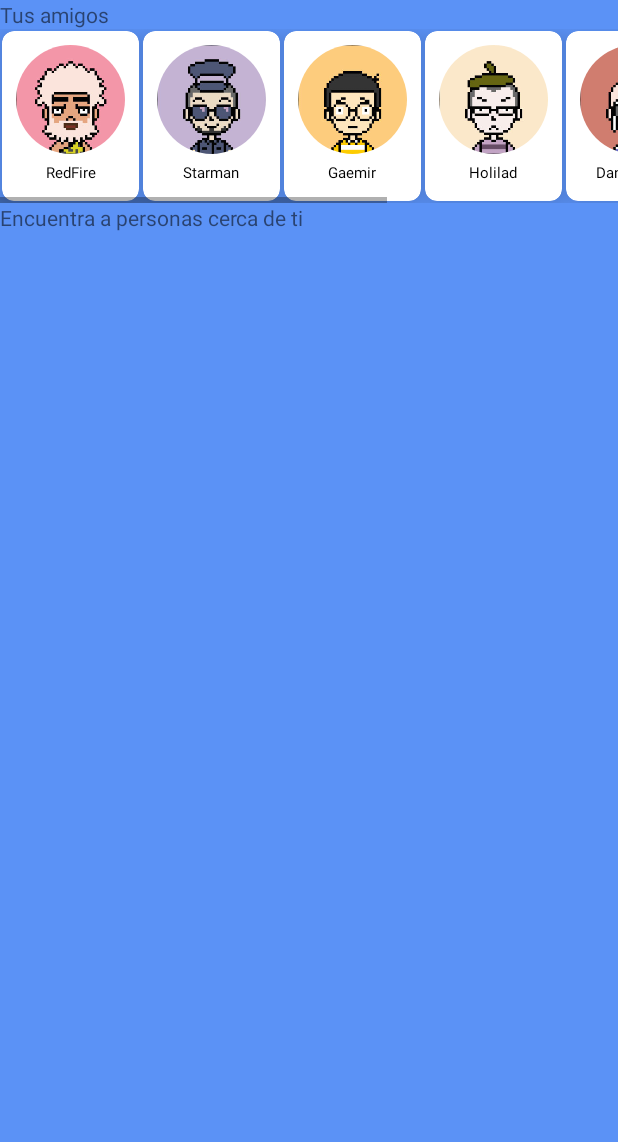
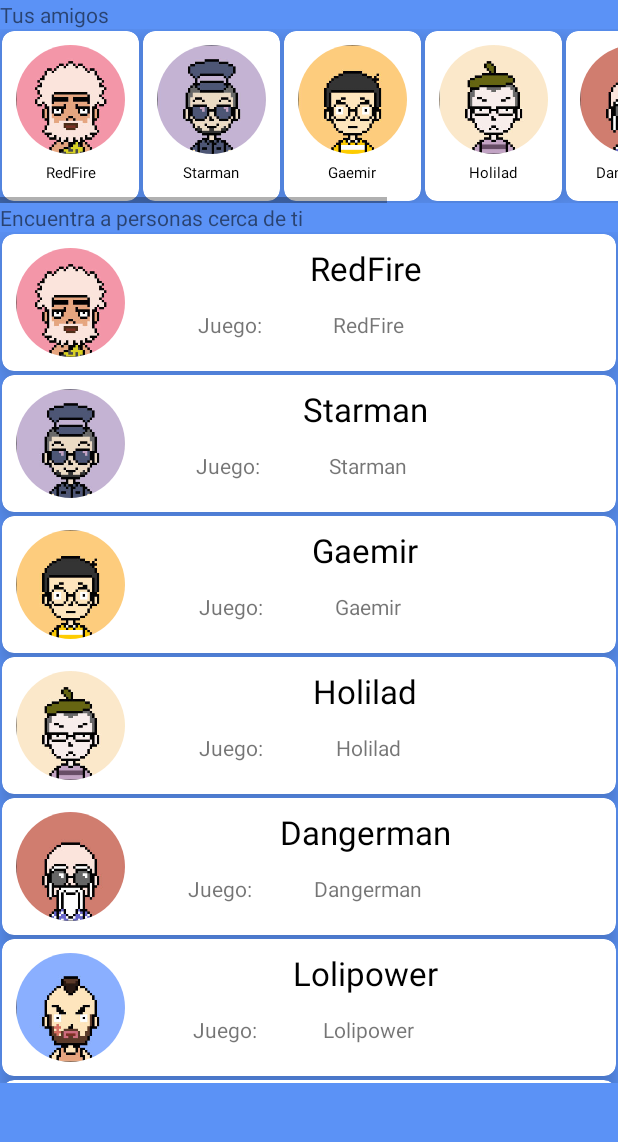
Before and after one commit to EscalaDigital/speakplay, an Android app: the MainUser screen opened directly, with no data from a screen before it, on a phone screen of 412 x 824 dp, the part 84-1226 px from its top. Run offline under Robolectric (Android 15) with nearby library versions, the phone set to English and light mode, and no system bars; our stand-ins replace CircleImageView; network calls fail.

Commit message:
estilo menu emergente

```diff
--- a/app/src/main/java/com/gaemir/speakplay/Adapter.java
+++ /dev/null
@@ -1,87 +0,0 @@
-package com.gaemir.speakplay;
-
-import androidx.recyclerview.widget.RecyclerView;
-
-import android.graphics.drawable.Drawable;
-import android.view.View;
-import android.view.ViewGroup;
-import android.widget.TextView;
-import android.view.LayoutInflater;
-import java.util.List;
-
-import de.hdodenhof.circleimageview.CircleImageView;
-
-// The adapter class which
-// extends RecyclerView Adapter
-public class Adapter extends RecyclerView.Adapter<Adapter.MyView> {
-
-    // List with String type
-    private List<String> list;
-    private List<Drawable> imagen;
-
-    // View Holder class which
-    // extends RecyclerView.ViewHolder
-    public class MyView extends RecyclerView.ViewHolder {
-
-        // Text View
-
-        TextView textView;
-        CircleImageView imagenAmigo;
-
-
-        // parameterised constructor for View Holder class
-        // which takes the view as a parameter
-        public MyView(View view)
-        {
-            super(view);
-
-            // initialise TextView with id
-            textView = (TextView) view.findViewById(R.id.textviewnombre);
-            imagenAmigo = (CircleImageView) view.findViewById(R.id.imagenAmigo);
-        }
-    }
-
-    // Constructor for adapter class
-    // which takes a list of String type
-    public Adapter(List<String> horizontalList, List<Drawable> imagen)
-    {
-        this.list = horizontalList;
-        this.imagen = imagen;
-    }
-
-    // Override onCreateViewHolder which deals
-    // with the inflation of the card layout
-    // as an item for the RecyclerView.
-    @Override
-    public MyView onCreateViewHolder(ViewGroup parent, int viewType)
-    {
-
-        // Inflate item.xml using LayoutInflator
-        View itemView = LayoutInflater.from(parent.getContext()).inflate(R.layout.item,parent,false);
-
-        // return itemView
-        return new MyView(itemView);
-    }
-
-    // Override onBindViewHolder which deals
-    // with the setting of different data
-    // and methods related to clicks on
-    // particular items of the RecyclerView.
-    @Override
-    public void onBindViewHolder(final MyView holder,final int position)
-    {
-
-        // Set the text of each item of
-        // Recycler view with the list items
-        holder.textView.setText(list.get(position));
-        holder.imagenAmigo.setImageDrawable(imagen.get(position));
-    }
-
-    // Override getItemCount which Returns
-    // the length of the RecyclerView.
-    @Override
-    public int getItemCount()
-    {
-        return list.size();
-    }
-}
--- /dev/null
+++ b/app/src/main/java/com/gaemir/speakplay/AdapterAmigos.java
@@ -0,0 +1,87 @@
+package com.gaemir.speakplay;
+
+import androidx.recyclerview.widget.RecyclerView;
+
+import android.graphics.drawable.Drawable;
+import android.view.View;
+import android.view.ViewGroup;
+import android.widget.TextView;
+import android.view.LayoutInflater;
+import java.util.List;
+
+import de.hdodenhof.circleimageview.CircleImageView;
+
+// The adapter class which
+// extends RecyclerView Adapter
+public class AdapterAmigos extends RecyclerView.Adapter<AdapterAmigos.MyView> {
+
+    // List with String type
+    private List<String> list;
+    private List<Drawable> imagen;
+
+    // View Holder class which
+    // extends RecyclerView.ViewHolder
+    public class MyView extends RecyclerView.ViewHolder {
+
+        // Text View
+
+        TextView textView;
+        CircleImageView imagenAmigo;
+
+
+        // parameterised constructor for View Holder class
+        // which takes the view as a parameter
+        public MyView(View view)
+        {
+            super(view);
+
+            // initialise TextView with id
+            textView = (TextView) view.findViewById(R.id.textviewnombre);
+            imagenAmigo = (CircleImageView) view.findViewById(R.id.imagenAmigo);
+        }
+    }
+
+    // Constructor for adapter class
+    // which takes a list of String type
+    public AdapterAmigos(List<String> horizontalList, List<Drawable> imagen)
+    {
+        this.list = horizontalList;
+        this.imagen = imagen;
+    }
+
+    // Override onCreateViewHolder which deals
+    // with the inflation of the card layout
+    // as an item for the RecyclerView.
+    @Override
+    public MyView onCreateViewHolder(ViewGroup parent, int viewType)
+    {
+
+        // Inflate item.xml using LayoutInflator
+        View itemView = LayoutInflater.from(parent.getContext()).inflate(R.layout.item,parent,false);
+
+        // return itemView
+        return new MyView(itemView);
+    }
+
+    // Override onBindViewHolder which deals
+    // with the setting of different data
+    // and methods related to clicks on
+    // particular items of the RecyclerView.
+    @Override
+    public void onBindViewHolder(final MyView holder,final int position)
+    {
+
+        // Set the text of each item of
+        // Recycler view with the list items
+        holder.textView.setText(list.get(position));
+        holder.imagenAmigo.setImageDrawable(imagen.get(position));
+    }
+
+    // Override getItemCount which Returns
+    // the length of the RecyclerView.
+    @Override
+    public int getItemCount()
+    {
+        return list.size();
+    }
+}
--- /dev/null
+++ b/app/src/main/java/com/gaemir/speakplay/AdapterVecinos.java
@@ -0,0 +1,93 @@
+package com.gaemir.speakplay;
+
+import android.graphics.drawable.Drawable;
+import android.view.LayoutInflater;
+import android.view.View;
+import android.view.ViewGroup;
+import android.widget.TextView;
+
+import androidx.recyclerview.widget.RecyclerView;
+
+import java.util.List;
+
+import de.hdodenhof.circleimageview.CircleImageView;
+
+// The adapter class which
+// extends RecyclerView Adapter
+public class AdapterVecinos extends RecyclerView.Adapter<AdapterVecinos.MyView> {
+
+    // List with String type
+    private List<String> nombre;
+    private List<Drawable> imagen;
+    private List<String> juego;
+
+    // View Holder class which
+    // extends RecyclerView.ViewHolder
+    public class MyView extends RecyclerView.ViewHolder {
+
+        // Text View
+
+        TextView textView, juego;
+        CircleImageView imagenAmigo;
+
+
+        // parameterised constructor for View Holder class
+        // which takes the view as a parameter
+        public MyView(View view)
+        {
+            super(view);
+
+            // initialise TextView with id
+            textView = (TextView) view.findViewById(R.id.textnombre);
+            juego = (TextView) view.findViewById(R.id.textViewJuego);
+            imagenAmigo = (CircleImageView) view.findViewById(R.id.imagenVecino);
+        }
+    }
+
+    // Constructor for adapter class
+    // which takes a list of String type
+    public AdapterVecinos(List<String> horizontalList, List<Drawable> imagen, List<String> juego)
+    {
+        this.nombre = horizontalList;
+        this.imagen = imagen;
+        this.juego = juego;
+    }
+
+    // Override onCreateViewHolder which deals
+    // with the inflation of the card layout
+    // as an item for the RecyclerView.
+    @Override
+    public MyView onCreateViewHolder(ViewGroup parent, int viewType)
+    {
+
+        // Inflate item.xml using LayoutInflator
+        View cercanosView = LayoutInflater.from(parent.getContext()).inflate(R.layout.cercanos_view,parent,false);
+
+        // return cercanosView
+        return new MyView(cercanosView);
+    }
+
+    // Override onBindViewHolder which deals
+    // with the setting of different data
+    // and methods related to clicks on
+    // particular items of the RecyclerView.
+    @Override
+    public void onBindViewHolder(final MyView holder,final int position)
+    {
+
+        // Set the text of each item of
+        // Recycler view with the list items
+        holder.textView.setText(nombre.get(position));
+        holder.juego.setText(juego.get(position));
+        holder.imagenAmigo.setImageDrawable(imagen.get(position));
+
+    }
+
+    // Override getItemCount which Returns
+    // the length of the RecyclerView.
+    @Override
+    public int getItemCount()
+    {
+        return nombre.size();
+    }
+}
--- a/app/src/main/java/com/gaemir/speakplay/MainUser.java
+++ b/app/src/main/java/com/gaemir/speakplay/MainUser.java
@@ -1,23 +1,15 @@
 package com.gaemir.speakplay;
 
 
-import android.content.DialogInterface;
 import android.content.Intent;
-import android.content.res.Resources;
-import android.graphics.Bitmap;
-import android.graphics.drawable.BitmapDrawable;
 import android.graphics.drawable.Drawable;
 import android.os.Bundle;
 
-import androidx.appcompat.app.AlertDialog;
 import androidx.appcompat.widget.Toolbar;
 import androidx.recyclerview.widget.LinearLayoutManager;
 import androidx.recyclerview.widget.RecyclerView;
 
-import android.util.TypedValue;
 import android.view.Menu;
-
-import android.view.MenuInflater;
 import android.view.MenuItem;
 import android.view.View;
 
@@ -37,8 +29,23 @@ public class MainUser extends AppCompatActivity {
     ArrayList<String> source;
     ArrayList<Drawable> imagenesAmigos;
     RecyclerView.LayoutManager RecyclerViewLayoutManager;
-    Adapter adapter;
+    AdapterAmigos adapter;
     LinearLayoutManager HorizontalLayout;
+
+
+
+    //Elementos para el recyclerview vertical
+    RecyclerView recyclerViewVertical;
+    ArrayList<String> nombreVertical, juegosVecinos;
+    ArrayList<Drawable> imagenesVecinos;
+    RecyclerView.LayoutManager RecyclerViewLayoutManagerVertical;
+    AdapterVecinos adapterVecinos;
+    LinearLayoutManager verticalLayout;
+
+
+
+
+
     View ChildView;
     int RecyclerViewItemPosition;
 
@@ -60,6 +67,11 @@ public class MainUser extends AppCompatActivity {
         Drawable drawable2 = getResources().getDrawable(R.drawable.a1);
         logoPerfil.setImageDrawable(drawable2);
         toolbar.inflateMenu(R.menu.menu);
+
+
+
+
+
 
         this.logoPerfil.setOnClickListener(new View.OnClickListener() {
             @Override
@@ -91,16 +103,20 @@ public class MainUser extends AppCompatActivity {
         });
 
 
-        //Reciclerview Horizontal
+
+        // Añadir elementos al arraylist
+        AddItemsToRecyclerViewArrayList();
+
+        //Reciclerview Horizontal//
+        //////////////////////////
         recyclerViewHorizontal = (RecyclerView) findViewById(R.id.recyclerview_horizontal);
         RecyclerViewLayoutManager = new LinearLayoutManager(getApplicationContext());
         recyclerViewHorizontal.setLayoutManager(RecyclerViewLayoutManager);
 
-        // Añadir elementos al arraylist
-        AddItemsToRecyclerViewArrayList();
+
 
         // añadir elementos al adaptador
-        adapter = new Adapter(source, imagenesAmigos);
+        adapter = new AdapterAmigos(source, imagenesAmigos);
 
         //cargar el layout de forma horizontal
 
@@ -109,6 +125,24 @@ public class MainUser extends AppCompatActivity {
 
         // añador elementos del adapter
         recyclerViewHorizontal.setAdapter(adapter);
+
+
+        //Reciclerview vertical//
+        //////////////////////////
+        recyclerViewVertical = (RecyclerView) findViewById(R.id.recyclerview_vertical);
+        RecyclerViewLayoutManagerVertical = new LinearLayoutManager(getApplicationContext());
+        recyclerViewVertical.setLayoutManager(RecyclerViewLayoutManagerVertical);
+
+        // añadir elementos al adaptador
+        adapterVecinos = new AdapterVecinos(nombreVertical, imagenesVecinos, juegosVecinos);
+
+        //cargar el layout de forma horizontal
+
+        verticalLayout = new LinearLayoutManager(this, LinearLayoutManager.VERTICAL,false);
+        recyclerViewVertical.setLayoutManager(verticalLayout);
+
+        // añador elementos del adapter
+        recyclerViewVertical.setAdapter(adapterVecinos);
     }
 
     // Function to add items in RecyclerView.
@@ -131,6 +165,41 @@ public class MainUser extends AppCompatActivity {
         imagenesAmigos.add(getDrawable(R.drawable.a6));
         imagenesAmigos.add(getDrawable(R.drawable.a7));
         imagenesAmigos.add(getDrawable(R.drawable.a8));
+
+        nombreVertical = new ArrayList<>();
+        nombreVertical.add("RedFire");
+        nombreVertical.add("Starman");
+        nombreVertical.add("Gaemir");
+        nombreVertical.add("Holilad");
+        nombreVertical.add("Dangerman");
+        nombreVertical.add("Lolipower");
+        nombreVertical.add("Goku");
+
+        imagenesVecinos = new ArrayList<>();
+        imagenesVecinos.add(getDrawable(R.drawable.a2));
+        imagenesVecinos.add(getDrawable(R.drawable.a3));
+        imagenesVecinos.add(getDrawable(R.drawable.a4));
+        imagenesVecinos.add(getDrawable(R.drawable.a5));
+        imagenesVecinos.add(getDrawable(R.drawable.a6));
+        imagenesVecinos.add(getDrawable(R.drawable.a7));
+        imagenesVecinos.add(getDrawable(R.drawable.a8));
+
+        juegosVecinos = new ArrayList<>();
+        juegosVecinos.add("RedFire");
+        juegosVecinos.add("Starman");
+        juegosVecinos.add("Gaemir");
+        juegosVecinos.add("Holilad");
+        juegosVecinos.add("Dangerman");
+        juegosVecinos.add("Lolipower");
+        juegosVecinos.add("Goku");
+
+
+
+
+
+
+
+
     }
 
 
--- a/app/src/main/java/com/gaemir/speakplay/RegistroActivity.java
+++ b/app/src/main/java/com/gaemir/speakplay/RegistroActivity.java
@@ -59,6 +59,8 @@ public class RegistroActivity extends AppCompatActivity {
         edad = (EditText) findViewById(R.id.edad);
         usuarioDiscord = (EditText) findViewById(R.id.usuarioDiscord);
 
+
+
         sexoGrupo = (RadioGroup) findViewById(R.id.grupoSexo);
         terminos = (CheckBox) findViewById(R.id.checkBox);
 
@@ -93,7 +95,7 @@ public class RegistroActivity extends AppCompatActivity {
                 } else {
 
                     if (terminos.isChecked()) {
-                        int numeroSexo = 2, numeroEdad;
+                        int numeroSexo = 2, numeroEdad, avatar;
                         String textoUsuario, textoClave, textoNombre, textoApellidos, TextoEmail, textousuarioDiscord, textoJuego;
 
                         textoUsuario = usuario.getText().toString();
@@ -105,6 +107,15 @@ public class RegistroActivity extends AppCompatActivity {
                         textousuarioDiscord = usuarioDiscord.getText().toString();
                         textoJuego = spinner.getSelectedItem().toString();
 
+
+                        //arreglamos posibles espacios en blanco
+                        textoUsuario= textoUsuario.replaceAll(" ", "%20");
+                        textoClave= textoClave.replaceAll(" ", "%20");
+                        textoNombre= textoNombre.replaceAll(" ", "%20");
+                        textoApellidos = textoApellidos.replaceAll(" ", "%20");
+                        textousuarioDiscord= textousuarioDiscord.replaceAll(" ", "%20");
+
+
                         int id_juego = controlJuego.get(textoJuego);
 
                         int selectedId = sexoGrupo.getCheckedRadioButtonId();
@@ -114,17 +125,20 @@ public class RegistroActivity extends AppCompatActivity {
 
                         if (sexo.getText().toString().matches("Hombre")) {
                             numeroSexo = 0;
+                            avatar = (int)(Math.random()*9 + 1);
                         } else if (sexo.getText().toString().matches("Mujer")) {
                             numeroSexo = 1;
+                            avatar = (int)(Math.random()*(14-10+1)+10);
                         } else {
                             numeroSexo = 2;
+                            avatar = 10;
                         }
 
 
 
                         try {
                             System.err.println("Juego elegido: " + id_juego);
-                            procesarPeticion(RegistroActivity.this, Peticion.INSERT_DATAUSER + "?user=" + textoUsuario + "&pass=" + textoClave + "&nombre=" + textoNombre + "&apellidos=" + textoApellidos + "&email=" + TextoEmail + "&edad=" + numeroEdad + "&sexo=" + numeroSexo + "&discord=" + textousuarioDiscord + "&juego=" + id_juego + "");
+                            procesarPeticion(RegistroActivity.this, Peticion.INSERT_DATAUSER + "?user=" + textoUsuario + "&pass=" + textoClave + "&nombre=" + textoNombre + "&apellidos=" + textoApellidos + "&email=" + TextoEmail + "&edad=" + numeroEdad + "&sexo=" + numeroSexo + "&discord=" + textousuarioDiscord + "&juego=" + id_juego + "&avatar="+ avatar +"");
 
 
                         } catch (JSONException e) {
--- a/app/src/main/res/layout/cercanos_view.xml
+++ b/app/src/main/res/layout/cercanos_view.xml
@@ -23,17 +23,45 @@
             android:padding="1dp"
             android:src="@drawable/a1" />
 
+        <LinearLayout
+            android:layout_width="match_parent"
+            android:layout_height="match_parent"
+            android:orientation="vertical">
+
             <TextView
                 android:id="@+id/textnombre"
                 android:layout_width="312dp"
                 android:layout_height="wrap_content"
-            android:layout_gravity="bottom|center"
-            android:layout_marginTop="4dp"
-            android:layout_marginBottom="4dp"
+                android:layout_gravity="top|center"
+
                 android:text="Nombre"
                 android:textAlignment="center"
                 android:textColor="#000000"
                 android:textSize="22dp" />
+
+            <LinearLayout
+                android:layout_width="279dp"
+                android:layout_height="match_parent"
+                android:gravity="center|center_horizontal"
+                android:orientation="horizontal">
+
+                <TextView
+                    android:id="@+id/textView8"
+                    android:layout_width="wrap_content"
+                    android:layout_height="wrap_content"
+                    android:layout_weight="1"
+                    android:text="Juego:"
+                    android:textAlignment="center" />
+
+                <TextView
+                    android:id="@+id/textViewJuego"
+                    android:layout_width="wrap_content"
+                    android:layout_height="wrap_content"
+                    android:layout_weight="1"
+                    android:text="Warzone" />
+            </LinearLayout>
+        </LinearLayout>
+
     </LinearLayout>
 
 </androidx.cardview.widget.CardView>
--- a/app/src/main/res/layout/principal_user.xml
+++ b/app/src/main/res/layout/principal_user.xml
@@ -26,7 +26,9 @@
             android:layout_height="wrap_content"
             android:background="?attr/colorPrimary"
             android:minHeight="?attr/actionBarSize"
-            android:theme="?attr/actionBarTheme">
+            android:theme="@style/Mytoolbartheme">
+
+
 
             <de.hdodenhof.circleimageview.CircleImageView
                 android:id="@+id/imagenPerfil"
--- a/app/src/main/res/menu/menu.xml
+++ b/app/src/main/res/menu/menu.xml
@@ -5,6 +5,7 @@
         android:title="Filtros"/>
 
 
+
     <item android:id="@+id/menumapa"
         android:title="Mapa" />
 </menu>
--- a/app/src/main/res/values/themes.xml
+++ b/app/src/main/res/values/themes.xml
@@ -4,17 +4,47 @@
         <!-- Primary brand color. -->
         <item name="colorPrimary">@color/fondoSecundario</item>
         <item name="colorPrimaryVariant">@color/purple_700</item>
-        <item name="colorOnPrimary">@color/white</item>
+       <item name="colorOnPrimary">@color/black</item>
         <!-- Secondary brand color. -->
         <item name="colorSecondary">@color/teal_200</item>
         <item name="colorSecondaryVariant">@color/teal_700</item>
-        <item name="colorOnSecondary">@color/black</item>
+        <item name="colorOnSecondary">@color/white</item>
         <!-- Status bar color. -->
         <item name="android:statusBarColor" tools:targetApi="l">?attr/colorPrimary</item>
+
+        <item name="actionMenuTextColor">@color/black</item>
+        <item name="android:actionMenuTextColor">@color/black</item>
+
+
+
+
 
 
         <!-- Customize your theme here. -->
     </style>
+
+    <style name="Mytoolbartheme" parent="Base.Theme.AppCompat.Light.DarkActionBar">
+        <item name="colorPrimary">@color/fondoSecundario</item>
+        <item name="colorOnPrimary">@color/white</item>
+
+        <item name="colorOnSecondary">@color/white</item>
+        <!-- Status bar color. -->
+        <item name="android:statusBarColor">@color/white</item>
+
+        <item name="actionMenuTextColor">@color/white</item>
+        <item name="android:actionMenuTextColor">@color/white</item>
+
+        <item name="android:popupBackground">@color/fondoSecundario</item>
+
+        //color letras menu
+        <item name="android:textColor">@color/black</item>
+
+        <item name="android:textColorSecondary">@color/white</item>
+
+
+    </style>
+
+
 
     <style name="Theme.Speakplay.NoActionBar">
         <item name="windowActionBar">true</item>
```
Lines whose indentation alone changed are shown as unchanged.
